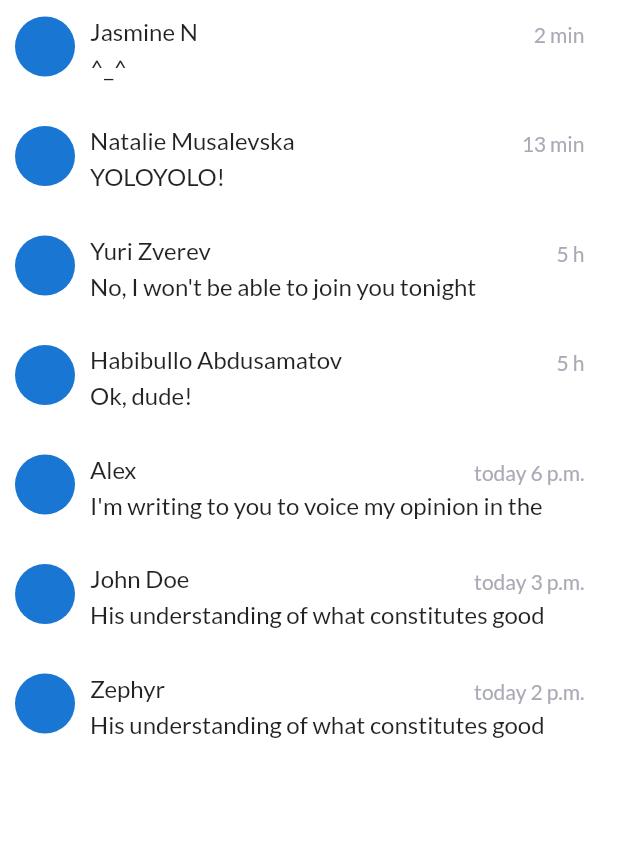
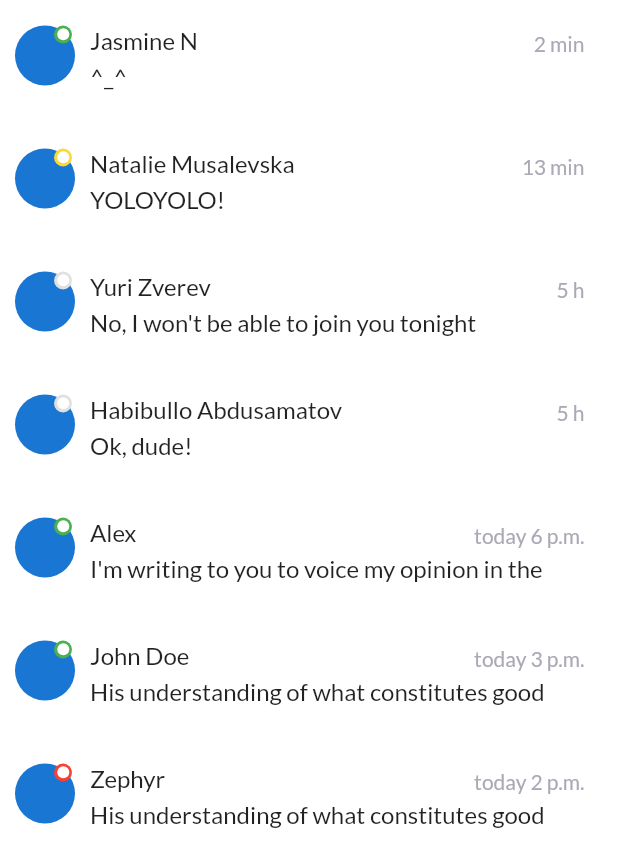
Before and after one commit to HemlockBane/go-tickets, a Flutter app: the ChatsScreen widget shown alone on an empty page, opened directly, on a phone screen of 412 x 824 dp. Shown: the top 867 px of the screen. Run offline on Flutter 3.47's test engine with Material 2 defaults, Android fonts, the phone set to English and light mode, and no system bars; our stand-ins replace font_awesome_flutter.

Commit message:
Add online indicator

```diff
--- a/lib/src/models/chat.dart
+++ b/lib/src/models/chat.dart
@@ -18,13 +18,13 @@ class ChatPreview{
   String peer;
   String mostRecentMessage;
   String mostRecentMessageDate;
-  String unreadMessageCount;
+  int isAvailable; // 0 for active, 1 for online but not active, 2 for busy, 3 for away
 
   ChatPreview(
       {this.peer,
         this.mostRecentMessage,
         this.mostRecentMessageDate,
-        this.unreadMessageCount});
+        this.isAvailable});
 }
 
 class ChatPreviewHelper {
@@ -32,29 +32,29 @@ class ChatPreviewHelper {
     List<ChatPreview> chatPreviews = List();
     chatPreviews
       ..add(
-        ChatPreview(peer: 'Jasmine N', mostRecentMessage: '^_^', mostRecentMessageDate: '2 min'),
+        ChatPreview(peer: 'Jasmine N', mostRecentMessage: '^_^', mostRecentMessageDate: '2 min', isAvailable: 0),
       )
       ..add(ChatPreview(
-          peer: 'Natalie Musalevska', mostRecentMessage: 'YOLOYOLO!', mostRecentMessageDate: '13 min'))
+          peer: 'Natalie Musalevska', mostRecentMessage: 'YOLOYOLO!', mostRecentMessageDate: '13 min', isAvailable: 1))
       ..add(ChatPreview(
           peer: 'Yuri Zverev',
-          mostRecentMessage: "No, I won't be able to join you tonight", mostRecentMessageDate: '5 h'))
+          mostRecentMessage: "No, I won't be able to join you tonight", mostRecentMessageDate: '5 h', isAvailable: 2))
       ..add(ChatPreview(
           peer: 'Habibullo Abdusamatov',
           mostRecentMessage: 'Ok, dude!',
-          mostRecentMessageDate: '5 h'))
+          mostRecentMessageDate: '5 h', isAvailable: 2))
       ..add(ChatPreview(
           peer: 'Alex',
           mostRecentMessage: "I'm writing to you to voice my opinion in the ",
-          mostRecentMessageDate: 'today 6 p.m.'))
+          mostRecentMessageDate: 'today 6 p.m.', isAvailable: 0))
       ..add(ChatPreview(
           peer: 'John Doe',
           mostRecentMessage: 'His understanding of what constitutes good',
-          mostRecentMessageDate: 'today 3 p.m.'))
+          mostRecentMessageDate: 'today 3 p.m.', isAvailable: 0))
       ..add(ChatPreview(
           peer: 'Zephyr',
           mostRecentMessage: 'His understanding of what constitutes good',
-          mostRecentMessageDate: 'today 2 p.m.'));
+          mostRecentMessageDate: 'today 2 p.m.', isAvailable: 3));
 
     return chatPreviews;
   }
--- a/lib/src/screens/chats.dart
+++ b/lib/src/screens/chats.dart
@@ -23,17 +23,41 @@ class _ChatsScreenState extends State<ChatsScreen> {
             itemBuilder: (context, rowIterator) {
               var chatSnippet = chatPreviewList[rowIterator];
 
+              Color color;
+              color = _setOnlineIndicatorColor(colorCode: chatSnippet.isAvailable);
+
               return chatPreviewListTile(
                 name: chatSnippet.peer,
                 lastMessage: chatSnippet.mostRecentMessage,
-                lastMessageDate: chatSnippet.mostRecentMessageDate);
+                lastMessageDate: chatSnippet.mostRecentMessageDate,
+                color: color);
             }));
   }
 
-  Widget chatPreviewListTile({String name, String lastMessage, String lastMessageDate}){
+  Color _setOnlineIndicatorColor({int colorCode}){
+    Color color;
+    switch(colorCode){
+      case 0:
+        color = Colors.green;
+            break;
+      case 1:
+        color = Colors.yellow.shade600;
+        break;
+      case 2:
+        color = Colors.grey.shade300;
+        break;
+      case 3:
+        color = Colors.red;
+        break;
+    }
+
+    return color;
+  }
+
+  Widget chatPreviewListTile({String name, String lastMessage, String lastMessageDate, Color color}){
     return Container(
       padding: EdgeInsets.all(6.0),
-      margin: EdgeInsets.only(top: 5.0, bottom: 13.0, left: 4),
+      margin: EdgeInsets.only(top: 11.0, bottom: 16.0, left: 4),
       child: InkWell(
         onTap: (){
           _onTapListTile(context: context, recipientName: name);
@@ -41,9 +65,33 @@ class _ChatsScreenState extends State<ChatsScreen> {
         child: Row(
           crossAxisAlignment: CrossAxisAlignment.start,
           children: <Widget>[
-          Container(//padding: EdgeInsets.all(5.0),
-            margin: EdgeInsets.only(right: 10),
+          Stack(children: <Widget>[
+            Container(//padding: EdgeInsets.all(5.0),
+              margin: EdgeInsets.only(right: 10),
               child: CircleAvatar()),
+            Positioned(right: 12.0,
+                child: Stack(
+                  children: <Widget>[
+                    Container(
+                      width: 12,
+                      height: 12,
+                      decoration: BoxDecoration(
+                          color: color,
+                          borderRadius: BorderRadius.all(Radius.circular(6))),),
+                    Positioned(top: 1.8, right: 1.8,
+                      child: Container(
+                        width: 8,
+                        height: 8,
+                        decoration: BoxDecoration(
+                            color: Colors.white,
+                            borderRadius: BorderRadius.all(Radius.circular(4))),),
+                    )
+
+                  ],
+                ))
+
+          ],
+          ),
           Column(
             crossAxisAlignment: CrossAxisAlignment.start,
             children: <Widget>[
```
